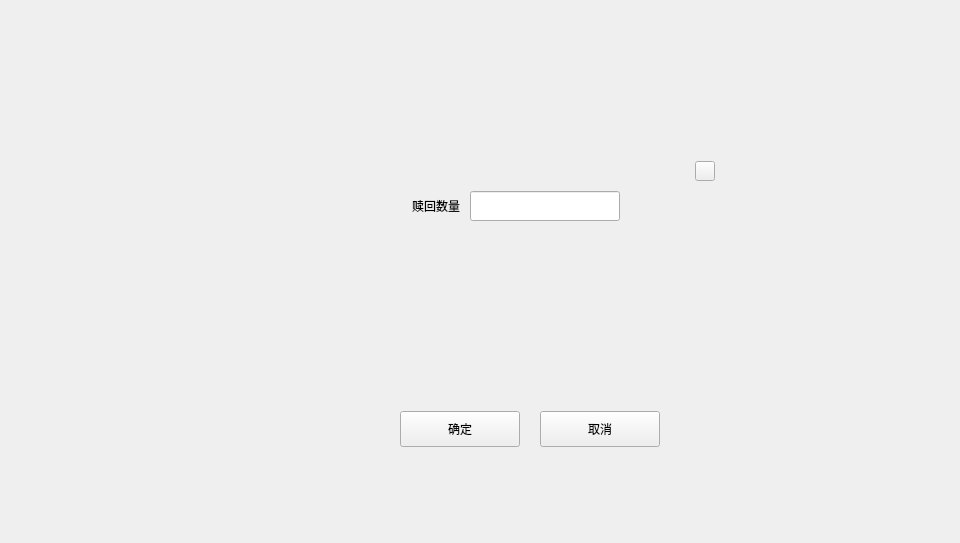
Before: the Qt Designer form LNKWallet/miner/foreclosedialog.ui in HcashOrg/hx-indicator, drawn with Qt 5.
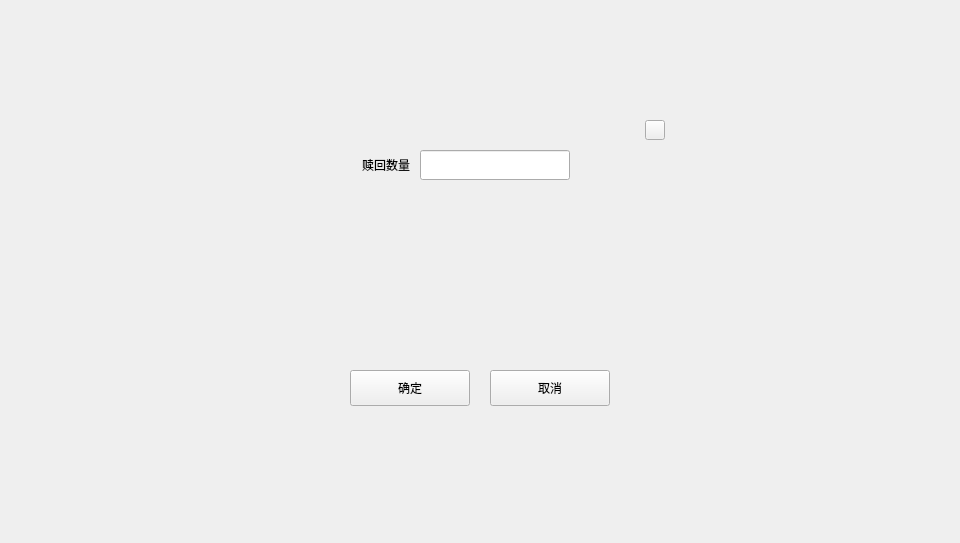
After: the same form once the commit is applied.

The edit to the form file:
```diff
--- a/LNKWallet/miner/foreclosedialog.ui
+++ b/LNKWallet/miner/foreclosedialog.ui
@@ -25,8 +25,8 @@
    <widget class="QWidget" name="containerWidget" native="true">
     <property name="geometry">
      <rect>
-      <x>320</x>
-      <y>141</y>
+      <x>270</x>
+      <y>100</y>
       <width>420</width>
       <height>340</height>
      </rect>
```
